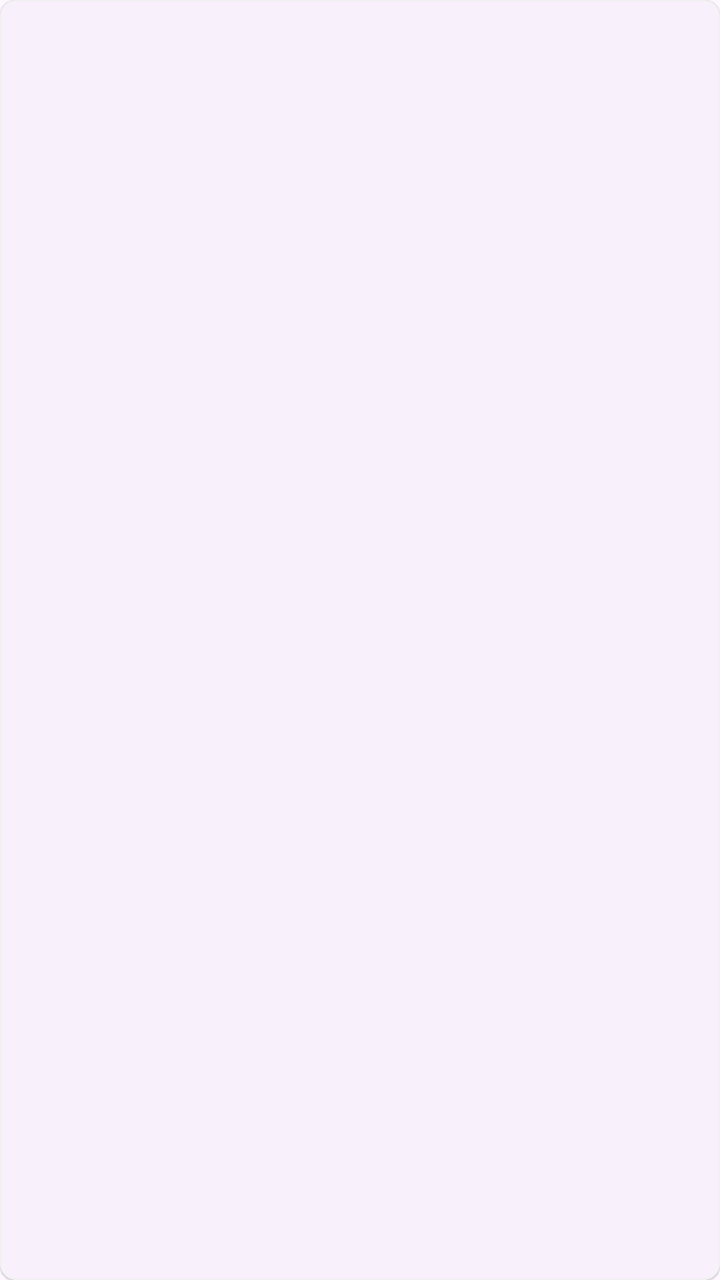
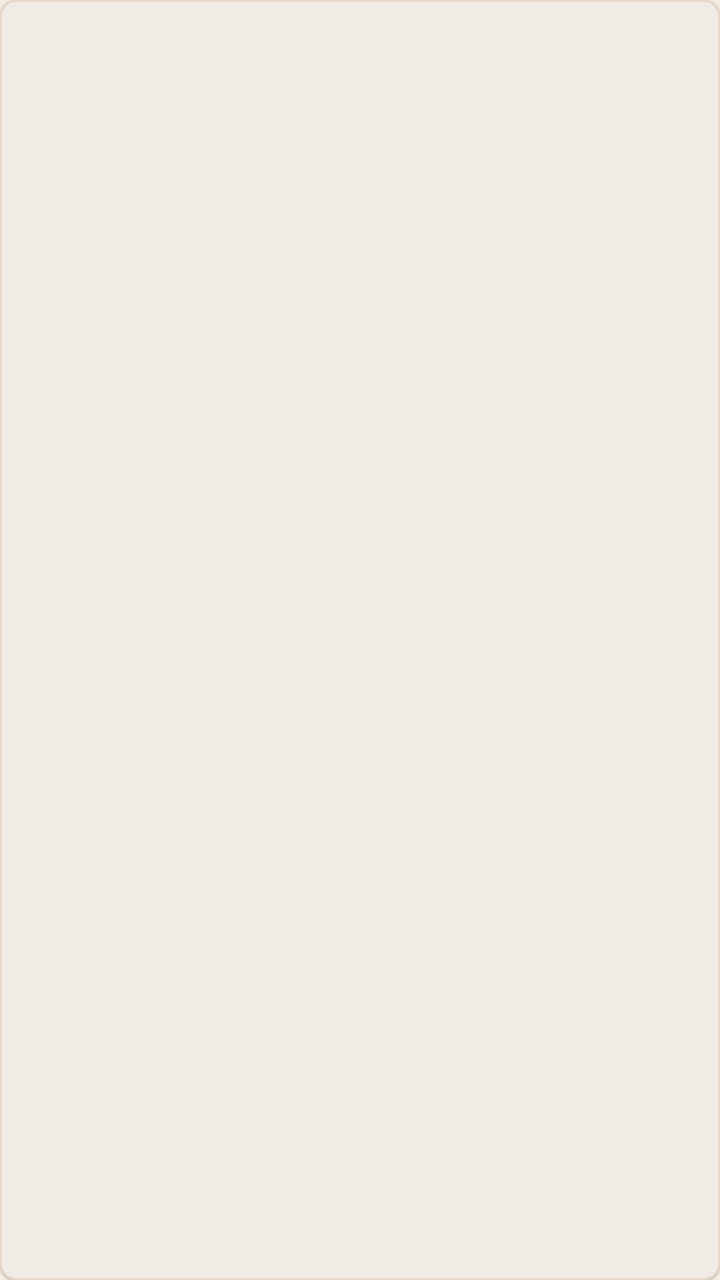

Before-and-after screenshots of an Android layout around one commit, followed by the original layout XML and the change that was made.
<!-- AndroidManifest.xml: application theme Theme.EServicesICCHelper -->
<!-- res/layout/item_info_app_info.xml -->
<?xml version="1.0" encoding="utf-8"?>
<com.google.android.material.card.MaterialCardView xmlns:android="http://schemas.android.com/apk/res/android"
    xmlns:app="http://schemas.android.com/apk/res-auto"
    android:layout_width="match_parent"
    android:layout_height="wrap_content"
    android:layout_marginHorizontal="16dp"
    android:layout_marginVertical="4dp"
    app:cardCornerRadius="8dp"
    app:cardElevation="0.5dp"
    app:strokeWidth="0.5dp"
    app:strokeColor="#F0F0F0">

    <LinearLayout
        android:layout_width="match_parent"
        android:layout_height="wrap_content"
        android:gravity="center_vertical"
        android:orientation="horizontal"
        android:padding="12dp">

        <ImageView
            android:id="@+id/ivIcon"
            android:layout_width="20dp"
            android:layout_height="20dp"
            android:layout_marginEnd="12dp"
            app:tint="?attr/colorPrimary" />

        <TextView
            android:id="@+id/tvLabel"
            android:layout_width="0dp"
            android:layout_height="wrap_content"
            android:layout_weight="1"
            android:textAppearance="@style/TextAppearance.Material3.BodyMedium"
            android:textColor="?attr/colorSecondary" />

        <TextView
            android:id="@+id/tvValue"
            android:layout_width="wrap_content"
            android:layout_height="wrap_content"
            android:textAppearance="@style/TextAppearance.Material3.BodyMedium"
            android:textStyle="bold" />

    </LinearLayout>

</com.google.android.material.card.MaterialCardView>
<!-- resources referenced by this layout -->
<resources>
  <style name="Theme.EServicesICCHelper" parent="Base.Theme.EServicesICCHelper" />
  <style name="Base.Theme.EServicesICCHelper" parent="Theme.Material3.DayNight.NoActionBar">
          
          <item name="colorPrimary">@color/md_theme_light_primary</item>
          <item name="colorOnPrimary">@color/md_theme_light_onPrimary</item>
          <item name="colorPrimaryContainer">@color/md_theme_light_primaryContainer</item>
          <item name="colorOnPrimaryContainer">@color/md_theme_light_onPrimaryContainer</item>
          <item name="colorSecondary">@color/md_theme_light_secondary</item>
          <item name="colorOnSecondary">@color/md_theme_light_onSecondary</item>
          <item name="colorSecondaryContainer">@color/md_theme_light_secondaryContainer</item>
          <item name="colorOnSecondaryContainer">@color/md_theme_light_onSecondaryContainer</item>
  
          <item name="android:statusBarColor">@color/md_theme_light_primary</item>
          <item name="android:windowLightStatusBar">false</item>
      </style>
  <color name="md_theme_light_primary">#6750A4</color>
  <color name="md_theme_light_onPrimary">#FFFFFF</color>
  <color name="md_theme_light_primaryContainer">#EADDFF</color>
  <color name="md_theme_light_onPrimaryContainer">#21005D</color>
  <color name="md_theme_light_secondary">#625B71</color>
  <color name="md_theme_light_onSecondary">#FFFFFF</color>
  <color name="md_theme_light_secondaryContainer">#E8DEF8</color>
  <color name="md_theme_light_onSecondaryContainer">#1D192B</color>
</resources>

<!-- the commit's change to res/layout/item_info_app_info.xml (unified diff, before → after) -->
@@ -7,8 +7,8 @@
     android:layout_marginVertical="4dp"
     app:cardCornerRadius="8dp"
     app:cardElevation="0.5dp"
-    app:strokeWidth="0.5dp"
-    app:strokeColor="#F0F0F0">
+    app:strokeWidth="1dp"
+    app:strokeColor="@color/divider_color">
 
     <LinearLayout
         android:layout_width="match_parent"
<!-- resource entries referenced after the edit -->
@@ -1,27 +1,57 @@
 <!-- resources referenced by this layout -->
 <resources>
+  <color name="divider_color">#E4D8C8</color>
   <style name="Theme.EServicesICCHelper" parent="Base.Theme.EServicesICCHelper" />
-  <style name="Base.Theme.EServicesICCHelper" parent="Theme.Material3.DayNight.NoActionBar">
+  <style name="Base.Theme.EServicesICCHelper" parent="Theme.Material3.Light.NoActionBar">
           
-          <item name="colorPrimary">@color/md_theme_light_primary</item>
-          <item name="colorOnPrimary">@color/md_theme_light_onPrimary</item>
-          <item name="colorPrimaryContainer">@color/md_theme_light_primaryContainer</item>
-          <item name="colorOnPrimaryContainer">@color/md_theme_light_onPrimaryContainer</item>
-          <item name="colorSecondary">@color/md_theme_light_secondary</item>
-          <item name="colorOnSecondary">@color/md_theme_light_onSecondary</item>
-          <item name="colorSecondaryContainer">@color/md_theme_light_secondaryContainer</item>
-          <item name="colorOnSecondaryContainer">@color/md_theme_light_onSecondaryContainer</item>
+          <item name="colorPrimary">@color/primary_dark_brown</item>
+          <item name="colorOnPrimary">@color/white</item>
+          <item name="colorPrimaryContainer">@color/light_accent</item>
+          <item name="colorOnPrimaryContainer">@color/primary_dark_brown</item>
   
-          <item name="android:statusBarColor">@color/md_theme_light_primary</item>
+          
+          <item name="colorSecondary">@color/secondary_brown</item>
+          <item name="colorOnSecondary">@color/white</item>
+          <item name="colorSecondaryContainer">@color/divider_color</item>
+          <item name="colorOnSecondaryContainer">@color/text_primary</item>
+  
+          
+          <item name="colorTertiary">@color/accent_gold</item>
+          <item name="colorOnTertiary">@color/text_primary</item>
+          <item name="colorTertiaryContainer">@color/light_accent</item>
+          <item name="colorOnTertiaryContainer">@color/text_primary</item>
+  
+          
+          <item name="android:windowBackground">@color/background_cream</item>
+          <item name="colorSurface">@color/surface_card</item>
+          <item name="colorOnSurface">@color/text_primary</item>
+          <item name="colorSurfaceVariant">@color/surface_card</item>
+          <item name="colorOnSurfaceVariant">@color/text_secondary</item>
+  
+          <item name="android:textColorPrimary">@color/text_primary</item>
+          <item name="android:textColorSecondary">@color/text_secondary</item>
+  
+          
+          <item name="colorOutline">@color/divider_color</item>
+          <item name="colorOutlineVariant">@color/divider_color</item>
+  
+          
+          <item name="colorError">@color/error_color</item>
+          <item name="colorOnError">@color/white</item>
+  
+          
+          <item name="android:statusBarColor">@color/primary_dark_brown</item>
           <item name="android:windowLightStatusBar">false</item>
       </style>
-  <color name="md_theme_light_primary">#6750A4</color>
-  <color name="md_theme_light_onPrimary">#FFFFFF</color>
-  <color name="md_theme_light_primaryContainer">#EADDFF</color>
-  <color name="md_theme_light_onPrimaryContainer">#21005D</color>
-  <color name="md_theme_light_secondary">#625B71</color>
-  <color name="md_theme_light_onSecondary">#FFFFFF</color>
-  <color name="md_theme_light_secondaryContainer">#E8DEF8</color>
-  <color name="md_theme_light_onSecondaryContainer">#1D192B</color>
+  <color name="primary_dark_brown">#4A231F</color>
+  <color name="white">#FFFFFF</color>
+  <color name="light_accent">#F1D9B5</color>
+  <color name="secondary_brown">#6B3A33</color>
+  <color name="text_primary">#2E1A17</color>
+  <color name="accent_gold">#D4AE7A</color>
+  <color name="background_cream">#F5ECDD</color>
+  <color name="surface_card">#F8F4EF</color>
+  <color name="text_secondary">#7A6A63</color>
+  <color name="error_color">#E53935</color>
 </resources>
 
